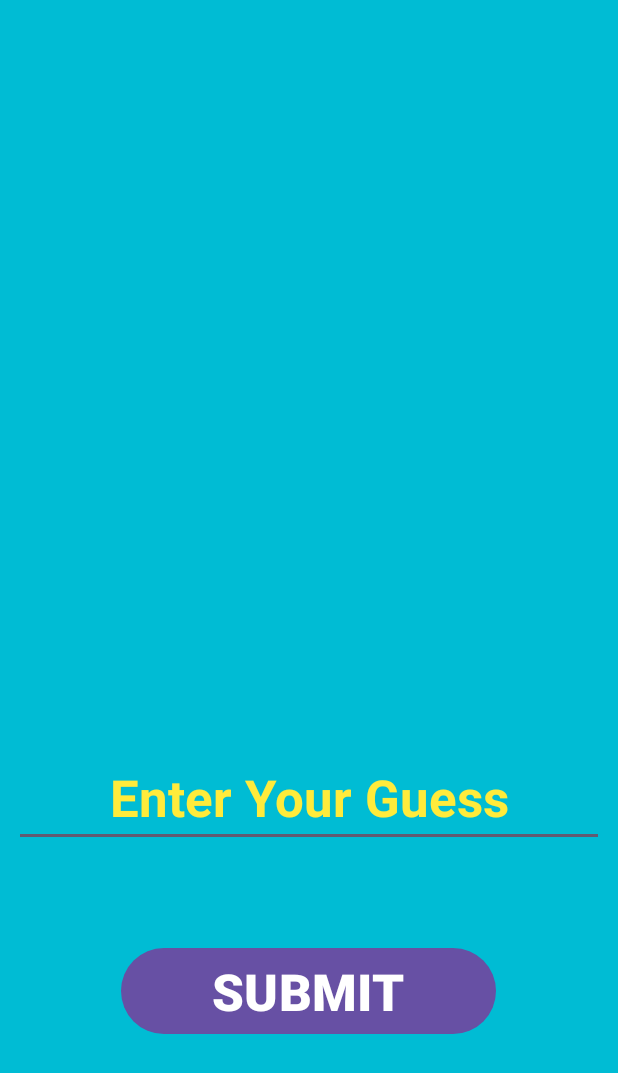
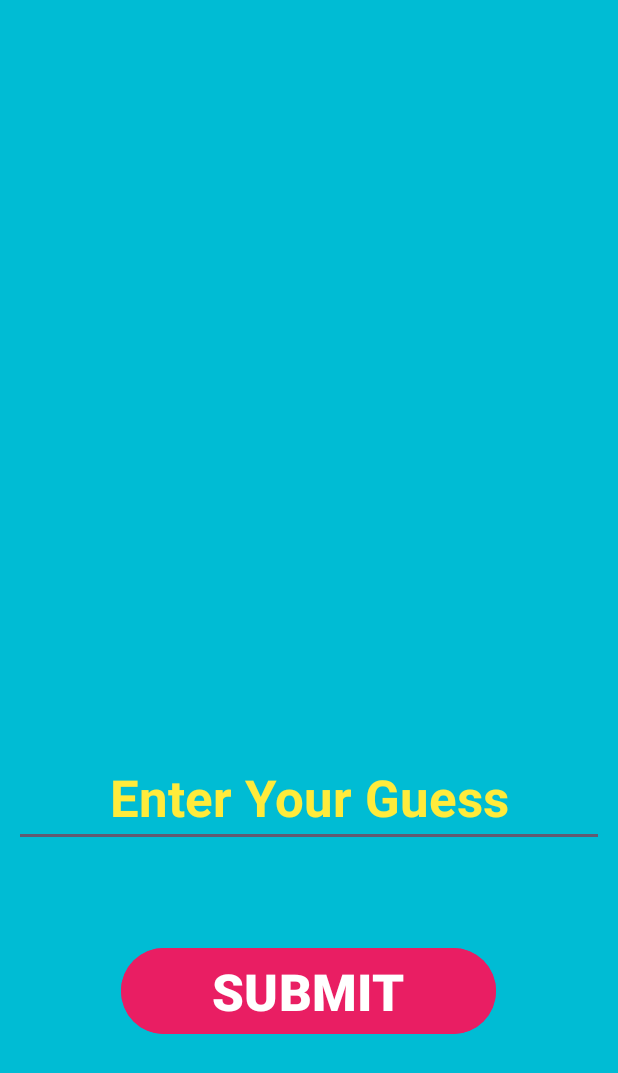
Before and after one commit to naman-roy/Number-Guessing-Game, an Android app: the GameActivity screen opened directly, with no data from a screen before it, on a phone screen of 412 x 824 dp. Shown: the top 1073 px of the screen. Run offline under Robolectric (Android 15) with nearby library versions, the phone set to English and light mode, and no system bars.

Commit message:
Change Button Color

```diff
--- a/app/src/main/res/layout/activity_game.xml
+++ b/app/src/main/res/layout/activity_game.xml
@@ -72,6 +72,7 @@
         android:layout_width="250dp"
         android:layout_height="wrap_content"
         android:layout_marginTop="63dp"
+        android:backgroundTint="#E91E63"
         android:text="SUBMIT"
         android:textSize="34sp"
         android:textStyle="bold"
```
